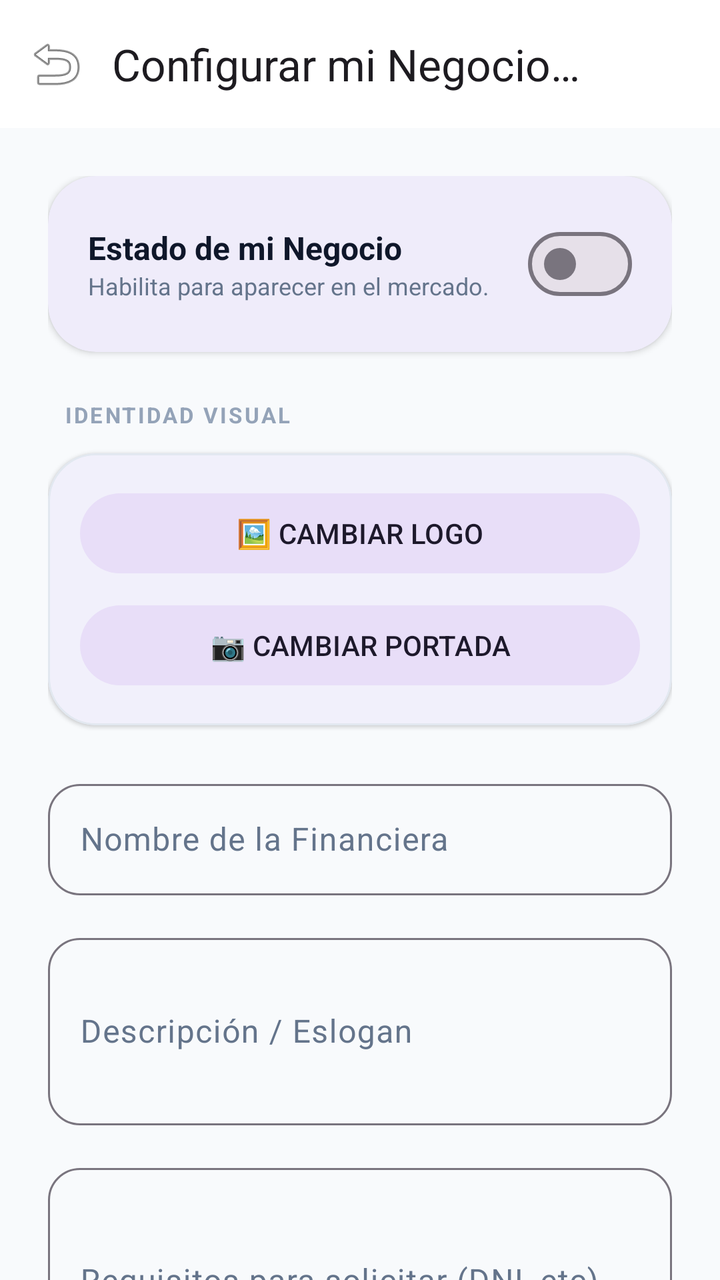
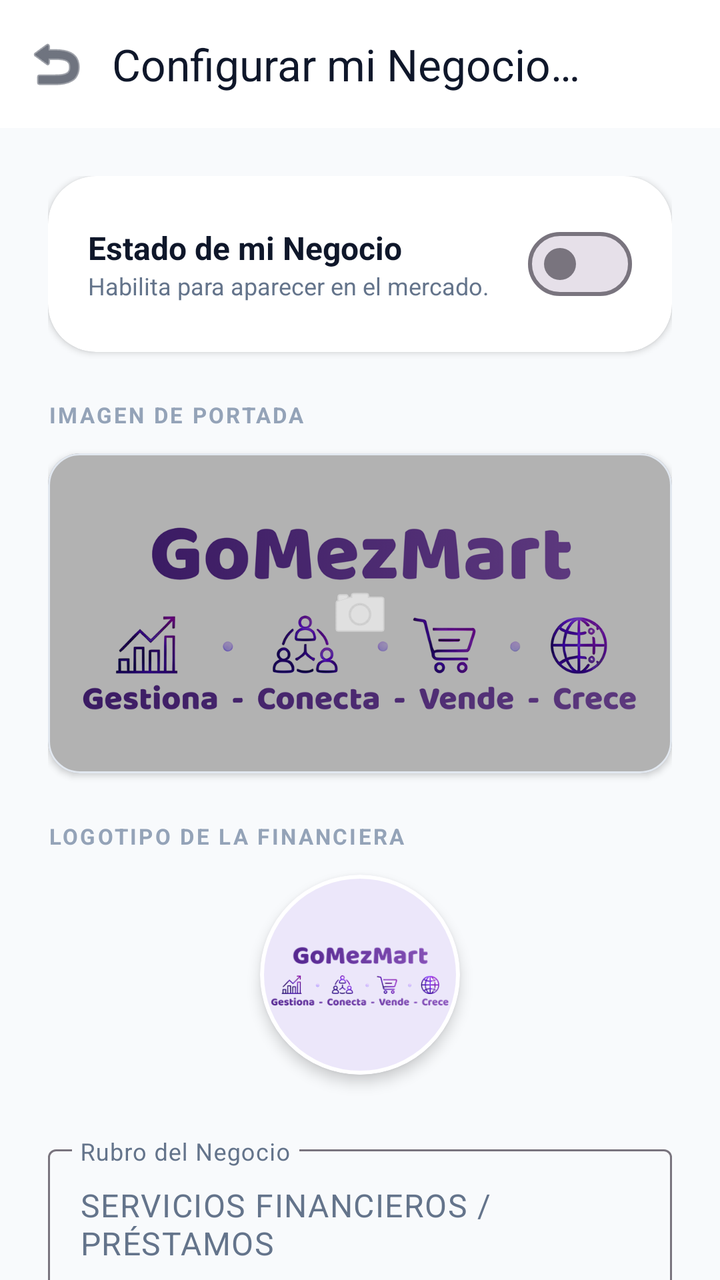

The first picture is an Android layout as it rendered before a commit; the second is the same layout after the commit. The layout source and the unified diff follow.
<!-- AndroidManifest.xml: application theme Theme.Gomezmart -->
<!-- res/layout/activity_loan_store_editor.xml -->
<?xml version="1.0" encoding="utf-8"?>
<androidx.coordinatorlayout.widget.CoordinatorLayout xmlns:android="http://schemas.android.com/apk/res/android"
    xmlns:app="http://schemas.android.com/apk/res-auto"
    xmlns:tools="http://schemas.android.com/tools"
    android:layout_width="match_parent"
    android:layout_height="match_parent"
    android:background="@color/slate_50">

    <com.google.android.material.appbar.AppBarLayout
        android:layout_width="match_parent"
        android:layout_height="wrap_content"
        android:background="@color/white">
        <com.google.android.material.appbar.MaterialToolbar
            android:id="@+id/toolbarLoanEditor"
            android:layout_width="match_parent"
            android:layout_height="?attr/actionBarSize"
            app:title="Configurar mi Negocio de Préstamos"
            app:titleCentered="true"
            app:navigationIcon="@android:drawable/ic_menu_revert" />
    </com.google.android.material.appbar.AppBarLayout>

    <androidx.core.widget.NestedScrollView
        android:layout_width="match_parent"
        android:layout_height="match_parent"
        app:layout_behavior="@string/appbar_scrolling_view_behavior">

        <LinearLayout
            android:layout_width="match_parent"
            android:layout_height="wrap_content"
            android:orientation="vertical"
            android:padding="24dp">

            
            <com.google.android.material.card.MaterialCardView
                android:layout_width="match_parent"
                android:layout_height="wrap_content"
                android:layout_marginBottom="24dp"
                app:cardCornerRadius="24dp"
                app:cardElevation="2dp"
                app:strokeWidth="0dp">
                <LinearLayout
                    android:layout_width="match_parent"
                    android:layout_height="wrap_content"
                    android:orientation="horizontal"
                    android:gravity="center_vertical"
                    android:padding="20dp">
                    <LinearLayout
                        android:layout_width="0dp"
                        android:layout_height="wrap_content"
                        android:layout_weight="1"
                        android:orientation="vertical">
                        <TextView
                            android:layout_width="wrap_content"
                            android:layout_height="wrap_content"
                            android:text="Estado de mi Negocio"
                            android:textStyle="bold"
                            android:textColor="@color/slate_900"
                            android:textSize="16sp" />
                        <TextView
                            android:layout_width="wrap_content"
                            android:layout_height="wrap_content"
                            android:text="Habilita para aparecer en el mercado."
                            android:textColor="@color/slate_500"
                            android:textSize="12sp" />
                    </LinearLayout>
                    <com.google.android.material.materialswitch.MaterialSwitch
                        android:id="@+id/switchActivateLoanMarket"
                        android:layout_width="wrap_content"
                        android:layout_height="wrap_content" />
                </LinearLayout>
            </com.google.android.material.card.MaterialCardView>

            
            <TextView
                android:layout_width="wrap_content"
                android:layout_height="wrap_content"
                android:text="IDENTIDAD VISUAL"
                android:textColor="@color/slate_400"
                android:textSize="11sp"
                android:textStyle="bold"
                android:letterSpacing="0.1"
                android:layout_marginStart="8dp"
                android:layout_marginBottom="12dp" />

            <com.google.android.material.card.MaterialCardView
                android:layout_width="match_parent"
                android:layout_height="wrap_content"
                app:cardCornerRadius="24dp"
                app:cardElevation="1dp"
                app:strokeWidth="1dp"
                app:strokeColor="@color/slate_200"
                android:layout_marginBottom="24dp">
                <LinearLayout
                    android:layout_width="match_parent"
                    android:layout_height="wrap_content"
                    android:orientation="vertical"
                    android:padding="16dp">
                    <com.google.android.material.button.MaterialButton
                        android:id="@+id/btnUploadLoanLogo"
                        style="@style/Widget.Material3.Button.TonalButton"
                        android:layout_width="match_parent"
                        android:layout_height="wrap_content"
                        android:text="🖼️ CAMBIAR LOGO" />
                    <com.google.android.material.button.MaterialButton
                        android:id="@+id/btnUploadLoanCover"
                        style="@style/Widget.Material3.Button.TonalButton"
                        android:layout_width="match_parent"
                        android:layout_height="wrap_content"
                        android:layout_marginTop="8dp"
                        android:text="📷 CAMBIAR PORTADA" />
                </LinearLayout>
            </com.google.android.material.card.MaterialCardView>

            
            <com.google.android.material.textfield.TextInputLayout
                style="@style/Widget.Material3.TextInputLayout.OutlinedBox"
                android:layout_width="match_parent"
                android:layout_height="wrap_content"
                android:layout_marginBottom="16dp"
                android:hint="Nombre de la Financiera"
                app:boxCornerRadiusTopStart="16dp"
                app:boxCornerRadiusTopEnd="16dp"
                app:boxCornerRadiusBottomStart="16dp"
                app:boxCornerRadiusBottomEnd="16dp">
                <com.google.android.material.textfield.TextInputEditText
                    android:id="@+id/etLoanStoreName"
                    android:layout_width="match_parent"
                    android:layout_height="wrap_content" />
            </com.google.android.material.textfield.TextInputLayout>

            <com.google.android.material.textfield.TextInputLayout
                style="@style/Widget.Material3.TextInputLayout.OutlinedBox"
                android:layout_width="match_parent"
                android:layout_height="wrap_content"
                android:layout_marginBottom="16dp"
                android:hint="Descripción / Eslogan"
                app:boxCornerRadiusTopStart="16dp"
                app:boxCornerRadiusTopEnd="16dp"
                app:boxCornerRadiusBottomStart="16dp"
                app:boxCornerRadiusBottomEnd="16dp">
                <com.google.android.material.textfield.TextInputEditText
                    android:id="@+id/etLoanStoreDesc"
                    android:layout_width="match_parent"
                    android:layout_height="wrap_content"
                    android:inputType="textMultiLine"
                    android:minLines="3" />
            </com.google.android.material.textfield.TextInputLayout>

            
            <com.google.android.material.textfield.TextInputLayout
                style="@style/Widget.Material3.TextInputLayout.OutlinedBox"
                android:layout_width="match_parent"
                android:layout_height="wrap_content"
                android:layout_marginBottom="24dp"
                android:hint="Requisitos para solicitar (DNI, etc)"
                app:boxCornerRadiusTopStart="16dp"
                app:boxCornerRadiusTopEnd="16dp"
                app:boxCornerRadiusBottomStart="16dp"
                app:boxCornerRadiusBottomEnd="16dp">
                <com.google.android.material.textfield.TextInputEditText
                    android:id="@+id/etLoanRequirements"
                    android:layout_width="match_parent"
                    android:layout_height="wrap_content"
                    android:inputType="textMultiLine"
                    android:minLines="4" />
            </com.google.android.material.textfield.TextInputLayout>

            <com.google.android.material.button.MaterialButton
                android:id="@+id/btnSaveLoanStore"
                android:layout_width="match_parent"
                android:layout_height="64dp"
                android:text="GUARDAR Y PUBLICAR ✨"
                android:textStyle="bold"
                app:cornerRadius="16dp"
                app:backgroundTint="@color/vibrant_purple" />

        </LinearLayout>
    </androidx.core.widget.NestedScrollView>

</androidx.coordinatorlayout.widget.CoordinatorLayout>
<!-- resources referenced by this layout -->
<resources>
  <color name="slate_200">#E2E8F0</color>
  <color name="slate_400">#94A3B8</color>
  <color name="slate_50">#F8FAFC</color>
  <color name="slate_500">#64748B</color>
  <color name="slate_900">#0F172A</color>
  <color name="vibrant_purple">#9333EA</color>
  <color name="white">#FFFFFFFF</color>
  <style name="Theme.Gomezmart" parent="Base.Theme.Gomezmart" />
  <style name="Base.Theme.Gomezmart" parent="Theme.Material3.DayNight.NoActionBar">
          <item name="colorPrimary">@color/purple_600</item>
          <item name="colorOnPrimary">@color/white</item>
          <item name="colorSecondary">@color/indigo_500</item>
          <item name="colorSurface">@color/slate_50</item>
          <item name="colorOnSurface">@color/slate_900</item>
          <item name="colorOnSurfaceVariant">@color/slate_500</item>
          <item name="colorSurfaceContainer">@color/white</item>
          <item name="android:windowBackground">@color/slate_50</item>
      </style>
  <color name="purple_600">#7C3AED</color>
  <color name="indigo_500">#6366F1</color>
</resources>

<!-- the commit's change to res/layout/activity_loan_store_editor.xml (unified diff, before → after) -->
@@ -9,14 +9,18 @@
     <com.google.android.material.appbar.AppBarLayout
         android:layout_width="match_parent"
         android:layout_height="wrap_content"
-        android:background="@color/white">
+        android:background="@color/white"
+        app:elevation="0dp">
+
         <com.google.android.material.appbar.MaterialToolbar
             android:id="@+id/toolbarLoanEditor"
             android:layout_width="match_parent"
             android:layout_height="?attr/actionBarSize"
             app:title="Configurar mi Negocio de Préstamos"
             app:titleCentered="true"
-            app:navigationIcon="@android:drawable/ic_menu_revert" />
+            app:titleTextColor="@color/slate_900"
+            app:navigationIcon="@android:drawable/ic_menu_revert"
+            app:navigationIconTint="@color/slate_900" />
     </com.google.android.material.appbar.AppBarLayout>
 
     <androidx.core.widget.NestedScrollView
@@ -25,6 +29,7 @@
         app:layout_behavior="@string/appbar_scrolling_view_behavior">
 
         <LinearLayout
+            android:id="@+id/layoutLoanEditorContent"
             android:layout_width="match_parent"
             android:layout_height="wrap_content"
             android:orientation="vertical"
@@ -37,6 +42,7 @@
                 android:layout_marginBottom="24dp"
                 app:cardCornerRadius="24dp"
                 app:cardElevation="2dp"
+                app:cardBackgroundColor="?attr/colorSurfaceContainer"
                 app:strokeWidth="0dp">
                 <LinearLayout
                     android:layout_width="match_parent"
@@ -74,96 +80,261 @@
             <TextView
                 android:layout_width="wrap_content"
                 android:layout_height="wrap_content"
-                android:text="IDENTIDAD VISUAL"
-                android:textColor="@color/slate_400"
+                android:text="IMAGEN DE PORTADA"
                 android:textSize="11sp"
                 android:textStyle="bold"
                 android:letterSpacing="0.1"
-                android:layout_marginStart="8dp"
+                android:textColor="@color/slate_400"
                 android:layout_marginBottom="12dp" />
 
             <com.google.android.material.card.MaterialCardView
-                android:layout_width="match_parent"
-                android:layout_height="wrap_content"
-                app:cardCornerRadius="24dp"
-                app:cardElevation="1dp"
+                android:id="@+id/cardEditCover"
+                android:layout_width="match_parent"
+                android:layout_height="160dp"
+                android:layout_marginBottom="24dp"
+                app:cardCornerRadius="16dp"
+                app:cardElevation="2dp"
                 app:strokeWidth="1dp"
                 app:strokeColor="@color/slate_200"
-                android:layout_marginBottom="24dp">
-                <LinearLayout
-                    android:layout_width="match_parent"
-                    android:layout_height="wrap_content"
-                    android:orientation="vertical"
-                    android:padding="16dp">
-                    <com.google.android.material.button.MaterialButton
-                        android:id="@+id/btnUploadLoanLogo"
-                        style="@style/Widget.Material3.Button.TonalButton"
-                        android:layout_width="match_parent"
-                        android:layout_height="wrap_content"
-                        android:text="🖼️ CAMBIAR LOGO" />
-                    <com.google.android.material.button.MaterialButton
-                        android:id="@+id/btnUploadLoanCover"
-                        style="@style/Widget.Material3.Button.TonalButton"
-                        android:layout_width="match_parent"
-                        android:layout_height="wrap_content"
-                        android:layout_marginTop="8dp"
-                        android:text="📷 CAMBIAR PORTADA" />
-                </LinearLayout>
+                android:clickable="true"
+                android:focusable="true">
+
+                <ImageView
+                    android:id="@+id/ivEditCover"
+                    android:layout_width="match_parent"
+                    android:layout_height="match_parent"
+                    android:scaleType="centerCrop"
+                    android:src="@drawable/gomezmart_full_bg" />
+
+                <View
+                    android:layout_width="match_parent"
+                    android:layout_height="match_parent"
+                    android:background="#4D000000" />
+
+                <ImageView
+                    android:layout_width="32dp"
+                    android:layout_height="32dp"
+                    android:layout_gravity="center"
+                    android:src="@android:drawable/ic_menu_camera"
+                    app:tint="@color/white" />
             </com.google.android.material.card.MaterialCardView>
 
             
-            <com.google.android.material.textfield.TextInputLayout
-                style="@style/Widget.Material3.TextInputLayout.OutlinedBox"
-                android:layout_width="match_parent"
-                android:layout_height="wrap_content"
-                android:layout_marginBottom="16dp"
-                android:hint="Nombre de la Financiera"
-                app:boxCornerRadiusTopStart="16dp"
-                app:boxCornerRadiusTopEnd="16dp"
-                app:boxCornerRadiusBottomStart="16dp"
-                app:boxCornerRadiusBottomEnd="16dp">
+            <TextView
+                android:layout_width="wrap_content"
+                android:layout_height="wrap_content"
+                android:text="LOGOTIPO DE LA FINANCIERA"
+                android:textSize="11sp"
+                android:textStyle="bold"
+                android:letterSpacing="0.1"
+                android:textColor="@color/slate_400"
+                android:layout_marginBottom="12dp" />
+
+            <com.google.android.material.card.MaterialCardView
+                android:id="@+id/cardEditLogo"
+                android:layout_width="100dp"
+                android:layout_height="100dp"
+                android:layout_gravity="center_horizontal"
+                android:layout_marginBottom="32dp"
+                app:cardCornerRadius="50dp"
+                app:cardElevation="4dp"
+                app:strokeWidth="2dp"
+                app:strokeColor="@color/white"
+                android:clickable="true"
+                android:focusable="true">
+                <ImageView
+                    android:id="@+id/ivEditLogo"
+                    android:layout_width="match_parent"
+                    android:layout_height="match_parent"
+                    android:scaleType="centerCrop"
+                    android:src="@drawable/gomezmart_icon" />
+            </com.google.android.material.card.MaterialCardView>
+
+            
+            <com.google.android.material.textfield.TextInputLayout
+                style="@style/Widget.Material3.TextInputLayout.OutlinedBox"
+                android:layout_width="match_parent"
+                android:layout_height="wrap_content"
+                android:layout_marginBottom="16dp"
+                android:hint="Rubro del Negocio">
+                <com.google.android.material.textfield.TextInputEditText
+                    android:id="@+id/etEditStoreRubro"
+                    android:layout_width="match_parent"
+                    android:layout_height="wrap_content"
+                    android:enabled="false"
+                    android:text="SERVICIOS FINANCIEROS / PRÉSTAMOS"
+                    android:textColor="@color/slate_500" />
+            </com.google.android.material.textfield.TextInputLayout>
+
+            <com.google.android.material.textfield.TextInputLayout
+                style="@style/Widget.Material3.TextInputLayout.OutlinedBox"
+                android:layout_width="match_parent"
+                android:layout_height="wrap_content"
+                android:layout_marginBottom="16dp"
+                android:hint="Nombre de la Financiera">
                 <com.google.android.material.textfield.TextInputEditText
                     android:id="@+id/etLoanStoreName"
                     android:layout_width="match_parent"
-                    android:layout_height="wrap_content" />
-            </com.google.android.material.textfield.TextInputLayout>
-
-            <com.google.android.material.textfield.TextInputLayout
-                style="@style/Widget.Material3.TextInputLayout.OutlinedBox"
-                android:layout_width="match_parent"
-                android:layout_height="wrap_content"
-                android:layout_marginBottom="16dp"
-                android:hint="Descripción / Eslogan"
-                app:boxCornerRadiusTopStart="16dp"
-                app:boxCornerRadiusTopEnd="16dp"
-                app:boxCornerRadiusBottomStart="16dp"
-                app:boxCornerRadiusBottomEnd="16dp">
+                    android:layout_height="wrap_content"
+                    android:inputType="textCapWords" />
+            </com.google.android.material.textfield.TextInputLayout>
+
+            <com.google.android.material.textfield.TextInputLayout
+                style="@style/Widget.Material3.TextInputLayout.OutlinedBox"
+                android:layout_width="match_parent"
+                android:layout_height="wrap_content"
+                android:layout_marginBottom="16dp"
+                android:hint="Descripción / Eslogan">
                 <com.google.android.material.textfield.TextInputEditText
                     android:id="@+id/etLoanStoreDesc"
                     android:layout_width="match_parent"
                     android:layout_height="wrap_content"
                     android:inputType="textMultiLine"
-                    android:minLines="3" />
-            </com.google.android.material.textfield.TextInputLayout>
-
-            
-            <com.google.android.material.textfield.TextInputLayout
-                style="@style/Widget.Material3.TextInputLayout.OutlinedBox"
-                android:layout_width="match_parent"
-                android:layout_height="wrap_content"
+                    android:minLines="3"
+                    android:gravity="top" />
+            </com.google.android.material.textfield.TextInputLayout>
+
+            <com.google.android.material.textfield.TextInputLayout
+                style="@style/Widget.Material3.TextInputLayout.OutlinedBox"
+                android:layout_width="match_parent"
+                android:layout_height="wrap_content"
+                android:layout_marginBottom="16dp"
+                android:hint="Requisitos para solicitar (DNI, etc)">
+                <com.google.android.material.textfield.TextInputEditText
+                    android:id="@+id/etLoanRequirements"
+                    android:layout_width="match_parent"
+                    android:layout_height="wrap_content"
+                    android:inputType="textMultiLine"
+                    android:minLines="3"
+                    android:gravity="top" />
+            </com.google.android.material.textfield.TextInputLayout>
+
+            <com.google.android.material.textfield.TextInputLayout
+                style="@style/Widget.Material3.TextInputLayout.OutlinedBox"
+                android:layout_width="match_parent"
+                android:layout_height="wrap_content"
+                android:layout_marginBottom="16dp"
+                android:hint="Nombre del Prestamista / Dueño">
+                <com.google.android.material.textfield.TextInputEditText
+                    android:id="@+id/etEditOwnerName"
+                    android:layout_width="match_parent"
+                    android:layout_height="wrap_content"
+                    android:inputType="textCapWords" />
+            </com.google.android.material.textfield.TextInputLayout>
+
+            <com.google.android.material.textfield.TextInputLayout
+                style="@style/Widget.Material3.TextInputLayout.OutlinedBox"
+                android:layout_width="match_parent"
+                android:layout_height="wrap_content"
+                android:layout_marginBottom="16dp"
+                android:hint="Número de Contacto (WhatsApp)">
+                <com.google.android.material.textfield.TextInputEditText
+                    android:id="@+id/etEditStorePhone"
+                    android:layout_width="match_parent"
+                    android:layout_height="wrap_content"
+                    android:inputType="phone" />
+            </com.google.android.material.textfield.TextInputLayout>
+
+            <com.google.android.material.textfield.TextInputLayout
+                style="@style/Widget.Material3.TextInputLayout.OutlinedBox"
+                android:layout_width="match_parent"
+                android:layout_height="wrap_content"
+                android:layout_marginBottom="12dp"
+                android:hint="Dirección Pública">
+                <com.google.android.material.textfield.TextInputEditText
+                    android:id="@+id/etEditStoreAddress"
+                    android:layout_width="match_parent"
+                    android:layout_height="wrap_content"
+                    android:inputType="textPostalAddress" />
+            </com.google.android.material.textfield.TextInputLayout>
+
+            <com.google.android.material.button.MaterialButton
+                android:id="@+id/btnSelectLocationOnMap"
+                style="@style/Widget.Material3.Button.TonalButton"
+                android:layout_width="match_parent"
+                android:layout_height="54dp"
                 android:layout_marginBottom="24dp"
-                android:hint="Requisitos para solicitar (DNI, etc)"
-                app:boxCornerRadiusTopStart="16dp"
-                app:boxCornerRadiusTopEnd="16dp"
-                app:boxCornerRadiusBottomStart="16dp"
-                app:boxCornerRadiusBottomEnd="16dp">
-                <com.google.android.material.textfield.TextInputEditText
-                    android:id="@+id/etLoanRequirements"
-                    android:layout_width="match_parent"
-                    android:layout_height="wrap_content"
-                    android:inputType="textMultiLine"
-                    android:minLines="4" />
-            </com.google.android.material.textfield.TextInputLayout>
+                android:text="Ubicación en el Mapa 📍"
+                app:cornerRadius="12dp"
+                app:icon="@android:drawable/ic_menu_mylocation" />
+
+            <View
+                android:layout_width="match_parent"
+                android:layout_height="1dp"
+                android:background="@color/slate_100"
+                android:layout_marginBottom="24dp" />
+
+            
+            <TextView
+                android:layout_width="wrap_content"
+                android:layout_height="wrap_content"
+                android:text="MÉTODOS DE PAGO PARA COBROS"
+                android:textSize="11sp"
+                android:textStyle="bold"
+                android:letterSpacing="0.1"
+                android:textColor="@color/slate_400"
+                android:layout_marginBottom="12dp" />
+
+            <LinearLayout
+                android:id="@+id/layoutPaymentMethodsContainer"
+                android:layout_width="match_parent"
+                android:layout_height="wrap_content"
+                android:orientation="vertical" />
+
+            <com.google.android.material.button.MaterialButton
+                android:id="@+id/btnAddPaymentMethod"
+                style="@style/Widget.Material3.Button.TextButton"
+                android:layout_width="match_parent"
+                android:layout_height="wrap_content"
+                android:layout_marginBottom="24dp"
+                android:text="➕ AÑADIR YAPE, PLIN O BANCO"
+                android:textColor="@color/purple_600" />
+
+            <View
+                android:layout_width="match_parent"
+                android:layout_height="1dp"
+                android:background="@color/slate_100"
+                android:layout_marginBottom="24dp" />
+
+            
+            <TextView
+                android:layout_width="wrap_content"
+                android:layout_height="wrap_content"
+                android:text="MÁS DETALLES Y FOTOS (OPCIONAL)"
+                android:textSize="11sp"
+                android:textStyle="bold"
+                android:letterSpacing="0.1"
+                android:textColor="@color/slate_400"
+                android:layout_marginBottom="12dp" />
+
+            <LinearLayout
+                android:id="@+id/layoutExtraSectionsContainer"
+                android:layout_width="match_parent"
+                android:layout_height="wrap_content"
+                android:orientation="vertical" />
+
+            <com.google.android.material.button.MaterialButton
+                android:id="@+id/btnAddExtraSection"
+                style="@style/Widget.Material3.Button.TextButton"
+                android:layout_width="match_parent"
+                android:layout_height="wrap_content"
+                android:layout_marginBottom="32dp"
+                android:text="➕ AÑADIR NUEVA SECCIÓN (TÍTULO/FOTO)"
+                android:textColor="@color/sky_600" />
+
+            <com.google.android.material.button.MaterialButton
+                android:id="@+id/btnAiDesigner"
+                style="@style/Widget.Material3.Button.TonalButton"
+                android:layout_width="match_parent"
+                android:layout_height="64dp"
+                android:layout_marginBottom="16dp"
+                android:text="✨ DISEÑAR NEGOCIO CON IA"
+                android:textColor="@color/slate_400"
+                android:textStyle="bold"
+                android:enabled="false"
+                app:cornerRadius="16dp"
+                app:icon="@android:drawable/ic_menu_edit"
+                app:iconTint="@color/slate_400" />
 
             <com.google.android.material.button.MaterialButton
                 android:id="@+id/btnSaveLoanStore"
@@ -171,8 +342,9 @@
                 android:layout_height="64dp"
                 android:text="GUARDAR Y PUBLICAR ✨"
                 android:textStyle="bold"
+                android:textSize="16sp"
                 app:cornerRadius="16dp"
-                app:backgroundTint="@color/vibrant_purple" />
+                app:backgroundTint="@color/purple_600" />
 
         </LinearLayout>
     </androidx.core.widget.NestedScrollView>
<!-- resource entries referenced after the edit -->
@@ -5,8 +5,9 @@
   <color name="slate_50">#F8FAFC</color>
   <color name="slate_500">#64748B</color>
   <color name="slate_900">#0F172A</color>
-  <color name="vibrant_purple">#9333EA</color>
   <color name="white">#FFFFFFFF</color>
+  <!-- drawable gomezmart_full_bg: png bitmap (drawable, 165161 bytes) -->
+  <!-- drawable gomezmart_icon: png bitmap (drawable, 25470 bytes) -->
   <style name="Theme.Gomezmart" parent="Base.Theme.Gomezmart" />
   <style name="Base.Theme.Gomezmart" parent="Theme.Material3.DayNight.NoActionBar">
           <item name="colorPrimary">@color/purple_600</item>
@@ -19,6 +20,8 @@
           <item name="android:windowBackground">@color/slate_50</item>
       </style>
   <color name="purple_600">#7C3AED</color>
+  <color name="sky_600">#0284C7</color>
+  <color name="slate_100">#F1F5F9</color>
   <color name="indigo_500">#6366F1</color>
 </resources>
 
